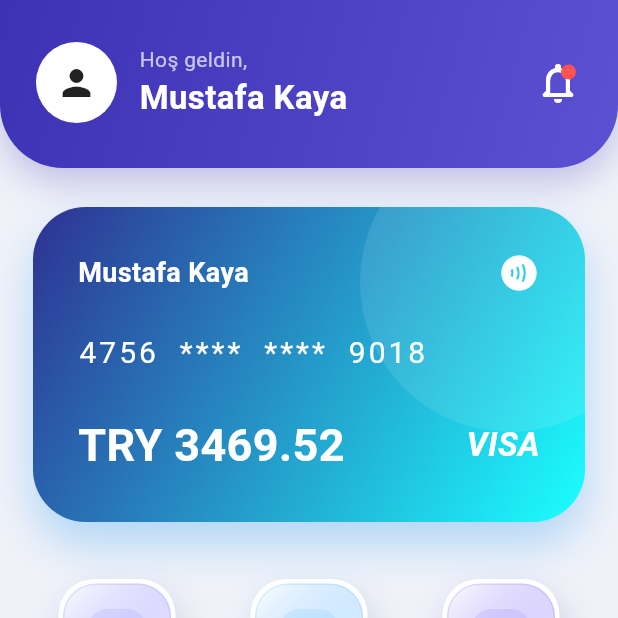
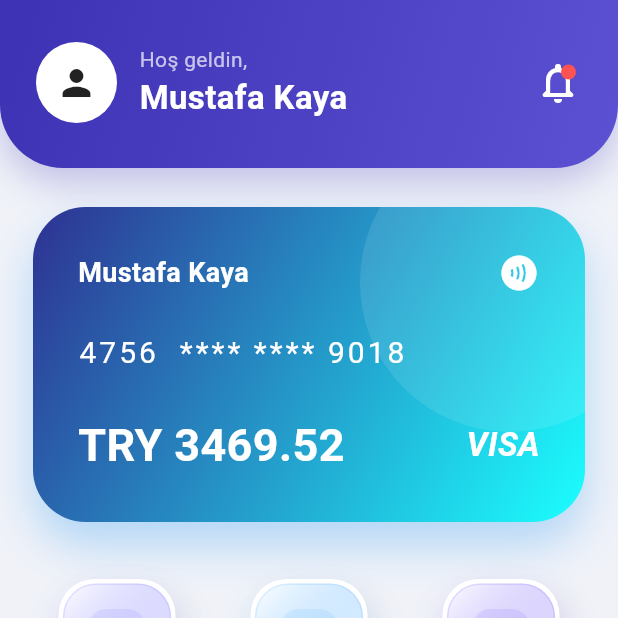
Before and after one commit to hashuskucuk/payment, a Flutter app: the DashboardScreen screen opened directly, on a phone screen of 412 x 824 dp, the top half of it. Run offline on Flutter 3.47's test engine with Material 3 defaults, Android fonts, the phone set to English and light mode, and no system bars; network calls fail.

```diff
--- a/lib/screens/dashboard_screen.dart
+++ b/lib/screens/dashboard_screen.dart
@@ -12,12 +12,14 @@ class DashboardScreen extends StatefulWidget {
 }
 
 class _DashboardScreenState extends State<DashboardScreen> {
+  // Uygulama genelinde tutarlılık olması için renkleri burada sabit tutuyorum.
   static const Color _primary = Color(0xFF3D31B4);
   static const Color _bg = Color(0xFFF0F2F8);
 
-  int _selectedTab = 0;
-  double _balance = 3469.52;
+  int _selectedTab = 0; // Alt menüdeki geçişleri kontrol etmek için index tutuyorum.
+  double _balance = 3469.52; // Simülasyon amaçlı başlangıç bakiyesi.
 
+  // Ödeme ekranına giderken verileri buradan yolluyorum.
   void _openPayment() {
     Navigator.push(
       context,
@@ -28,6 +30,7 @@ class _DashboardScreenState extends State<DashboardScreen> {
           initialCardNumber: '4756 1234 5678 9018',
           initialExpiry: '12/30',
           onPaymentSuccess: (amount) {
+            // Ödeme başarılı dönerse bakiyeyi anlık güncelliyoruz.
             setState(() => _balance += amount);
           },
         ),
@@ -35,13 +38,17 @@ class _DashboardScreenState extends State<DashboardScreen> {
     );
   }
 
+  // Para çekme işlemi için asenkron bir yapı kurdum, çünkü kullanıcıdan veri gelmesini bekliyoruz.
   Future<void> _openWithdraw() async {
     final amount = await Navigator.push<double>(
       context,
       MaterialPageRoute(builder: (_) => const _WithdrawScreen()),
     );
+
+    // Kullanıcı vazgeçip geri dönerse veya tutar girmezse işlem yapma.
     if (!mounted || amount == null) return;
 
+    // Bakiyeden fazla çekim yapılmasını engellemek için basit bir kontrol.
     if (amount > _balance) {
       ScaffoldMessenger.of(context).showSnackBar(const SnackBar(content: Text('Yetersiz bakiye.')));
       return;
@@ -53,6 +60,7 @@ class _DashboardScreenState extends State<DashboardScreen> {
     );
   }
 
+  // Henüz hazır olmayan özellikler için bilgilendirme penceresi açan genel bir fonksiyon.
   void _showFeature(String title, String message) {
     Navigator.push(
       context,
@@ -65,8 +73,10 @@ class _DashboardScreenState extends State<DashboardScreen> {
     return Scaffold(
       backgroundColor: _bg,
       body: SafeArea(
+        // Notch (çentik) ve alt bar ile çakışmaması için SafeArea kullandım.
         bottom: false,
         child: IndexedStack(
+          // Sekmeler arası geçişte sayfa durumunu (scroll pozisyonu vb.) korumak için IndexedStack tercih ettim.
           index: _selectedTab,
           children: [
             _buildHome(),
@@ -80,11 +90,13 @@ class _DashboardScreenState extends State<DashboardScreen> {
     );
   }
 
+  // --- ANA SAYFA GÖRÜNÜMÜ ---
   Widget _buildHome() {
     return SingleChildScrollView(
-      physics: const BouncingScrollPhysics(),
+      physics: const BouncingScrollPhysics(), // Kaydırma hissi daha akıcı olsun diye iOS tarzı efekt verdim.
       child: Column(
         children: [
+          // Üstteki mavi panel ve kullanıcı bilgileri.
           Container(
             width: double.infinity,
             padding: const EdgeInsets.fromLTRB(24, 28, 24, 30),
@@ -134,14 +146,15 @@ class _DashboardScreenState extends State<DashboardScreen> {
           const SizedBox(height: 26),
           Padding(
             padding: const EdgeInsets.symmetric(horizontal: 22),
-            child: _buildCard(),
+            child: _buildCard(), // Kredi kartı tasarımını temiz kod için ayrı metoda taşıdım.
           ),
           const SizedBox(height: 34),
+          // Uygulama aksiyon butonları.
           Padding(
             padding: const EdgeInsets.symmetric(horizontal: 22),
             child: GridView.count(
               shrinkWrap: true,
-              physics: const NeverScrollableScrollPhysics(),
+              physics: const NeverScrollableScrollPhysics(), // Column içinde olduğu için scroll'u kapattım.
               crossAxisCount: 3,
               mainAxisSpacing: 26,
               crossAxisSpacing: 16,
@@ -170,6 +183,7 @@ class _DashboardScreenState extends State<DashboardScreen> {
     );
   }
 
+  // --- BANKA KARTI TASARIMI ---
   Widget _buildCard() {
     return Container(
       height: 210,
@@ -181,6 +195,7 @@ class _DashboardScreenState extends State<DashboardScreen> {
           end: Alignment.bottomRight,
         ),
         boxShadow: [
+          // Kartın havada durma efektini bu shadow ile sağladım.
           BoxShadow(color: Colors.blue.withValues(alpha: 0.3), blurRadius: 25, offset: const Offset(0, 15)),
         ],
       ),
@@ -188,6 +203,7 @@ class _DashboardScreenState extends State<DashboardScreen> {
         borderRadius: BorderRadius.circular(35),
         child: Stack(
           children: [
+            // Kartın arka planındaki dekoratif daire detayı.
             Positioned(
               top: -50,
               right: -50,
@@ -206,10 +222,11 @@ class _DashboardScreenState extends State<DashboardScreen> {
                       Icon(Icons.contactless, color: Colors.white, size: 28),
                     ],
                   ),
-                  const Text('4756  ****  ****  9018', style: TextStyle(color: Colors.white, fontSize: 20, letterSpacing: 2)),
+                  const Text('4756  **** **** 9018', style: TextStyle(color: Colors.white, fontSize: 20, letterSpacing: 2)),
                   Row(
                     mainAxisAlignment: MainAxisAlignment.spaceBetween,
                     children: [
+                      // Dinamik bakiye buraya basılıyor.
                       Text('TRY ${_balance.toStringAsFixed(2)}', style: const TextStyle(color: Colors.white, fontSize: 30, fontWeight: FontWeight.bold)),
                       const Text('VISA', style: TextStyle(color: Colors.white, fontStyle: FontStyle.italic, fontWeight: FontWeight.bold, fontSize: 22)),
                     ],
@@ -223,6 +240,7 @@ class _DashboardScreenState extends State<DashboardScreen> {
     );
   }
 
+  // --- IZGARA BUTONLARI (ACTION) ---
   Widget _buildAction(IconData icon, String label, Color accent, VoidCallback onTap) {
     return InkWell(
       onTap: onTap,
@@ -235,6 +253,7 @@ class _DashboardScreenState extends State<DashboardScreen> {
             child: Stack(
               alignment: Alignment.center,
               children: [
+                // İkonun altındaki hafif renkli parlama efekti.
                 Container(
                   width: 70,
                   height: 70,
@@ -284,12 +303,14 @@ class _DashboardScreenState extends State<DashboardScreen> {
     );
   }
 
+  // --- İŞLEM GEÇMİŞİ LİSTESİ ---
   Widget _buildTransactions() {
     return ListView(
       padding: const EdgeInsets.fromLTRB(20, 20, 20, 110),
       children: const [
         Text('İşlem Geçmişi', style: TextStyle(fontSize: 22, fontWeight: FontWeight.bold)),
         SizedBox(height: 16),
+        // Tekrar kullanılabilir widget'ı burada çağırıyorum.
         TransactionItem(title: 'Market Alışverişi', date: '27 Feb 2026', amount: '- TRY 385.40', icon: Icons.shopping_bag_outlined, iconColor: Colors.redAccent),
         TransactionItem(title: 'Maaş Ödemesi', date: '26 Feb 2026', amount: '+ TRY 22,000.00', icon: Icons.account_balance_wallet_outlined, iconColor: Colors.green),
         TransactionItem(title: 'Elektrik Faturası', date: '24 Feb 2026', amount: '- TRY 640.00', icon: Icons.flash_on_outlined, iconColor: Colors.orange),
@@ -297,6 +318,7 @@ class _DashboardScreenState extends State<DashboardScreen> {
     );
   }
 
+  // --- BİLDİRİM SAYFASI ---
   Widget _buildMessages() {
     return ListView(
       padding: const EdgeInsets.fromLTRB(20, 20, 20, 110),
@@ -326,6 +348,7 @@ class _DashboardScreenState extends State<DashboardScreen> {
     );
   }
 
+  // --- AYARLAR SAYFASI ---
   Widget _buildSettings() {
     return ListView(
       padding: const EdgeInsets.fromLTRB(20, 20, 20, 110),
@@ -340,6 +363,7 @@ class _DashboardScreenState extends State<DashboardScreen> {
           height: 50,
           child: OutlinedButton.icon(
             onPressed: () {
+              // Çıkış yapınca geri dönmeyi engellemek için Navigator.pushAndRemoveUntil kullandım.
               Navigator.pushAndRemoveUntil(context, MaterialPageRoute(builder: (_) => const LoginScreen()), (route) => false);
             },
             icon: const Icon(Icons.logout, color: Colors.redAccent),
@@ -366,6 +390,7 @@ class _DashboardScreenState extends State<DashboardScreen> {
     );
   }
 
+  // --- ALT NAVİGASYON BAR ---
   Widget _buildBottomNav() {
     return Container(
       height: 90,
@@ -413,6 +438,7 @@ class _DashboardScreenState extends State<DashboardScreen> {
   }
 }
 
+// --- BİLDİRİM BALONU (BADGE) ---
 class _NotificationBadge extends StatelessWidget {
   const _NotificationBadge();
 
@@ -435,6 +461,7 @@ class _NotificationBadge extends StatelessWidget {
   }
 }
 
+// --- ÖZELLİK DETAY EKRANI ---
 class _InfoScreen extends StatelessWidget {
   final String title;
   final String message;
@@ -458,6 +485,7 @@ class _InfoScreen extends StatelessWidget {
   }
 }
 
+// --- TRANSFER EKRANI ---
 class _TransferScreen extends StatefulWidget {
   const _TransferScreen();
 
@@ -471,6 +499,7 @@ class _TransferScreenState extends State<_TransferScreen> {
 
   @override
   void dispose() {
+    // Bellek sızıntısını önlemek için controller'ları dispose etmeyi unutmamak lazım.
     _nameController.dispose();
     _amountController.dispose();
     super.dispose();
@@ -499,6 +528,7 @@ class _TransferScreenState extends State<_TransferScreen> {
               width: double.infinity,
               child: ElevatedButton(
                 onPressed: () {
+                  // Basit bir boş kontrolü yapıp kullanıcıyı uyarıyorum.
                   if (_nameController.text.trim().isEmpty || _amountController.text.trim().isEmpty) {
                     ScaffoldMessenger.of(context).showSnackBar(const SnackBar(content: Text('Alıcı ve tutar zorunlu.')));
                     return;
@@ -516,6 +546,7 @@ class _TransferScreenState extends State<_TransferScreen> {
   }
 }
 
+// --- PARA ÇEKME EKRANI ---
 class _WithdrawScreen extends StatefulWidget {
   const _WithdrawScreen();
 
@@ -550,11 +581,13 @@ class _WithdrawScreenState extends State<_WithdrawScreen> {
               width: double.infinity,
               child: ElevatedButton(
                 onPressed: () {
+                  // Virgül ile girilen sayıları noktaya çevirip double'a parse ediyorum.
                   final amount = double.tryParse(_amountController.text.replaceAll(',', '.'));
                   if (amount == null || amount <= 0) {
                     ScaffoldMessenger.of(context).showSnackBar(const SnackBar(content: Text('Geçerli tutar girin.')));
                     return;
                   }
+                  // Girilen tutarı bir önceki ekrana geri gönderiyorum.
                   Navigator.pop(context, amount);
                 },
                 child: const Text('Onayla'),
@@ -567,6 +600,7 @@ class _WithdrawScreenState extends State<_WithdrawScreen> {
   }
 }
 
+// --- FATURA ÖDEME LİSTESİ ---
 class _BillsScreen extends StatelessWidget {
   const _BillsScreen();
 
@@ -602,6 +636,7 @@ class _BillsScreen extends StatelessWidget {
   }
 }
 
+// --- BİRİKİM HEDEFLERİ ---
 class _SavingsScreen extends StatelessWidget {
   const _SavingsScreen();
 
@@ -616,6 +651,7 @@ class _SavingsScreen extends StatelessWidget {
           children: [
             const Text('Hedef: Tatil Fonu', style: TextStyle(fontSize: 18, fontWeight: FontWeight.bold)),
             const SizedBox(height: 10),
+            // İlerlemeyi görselleştirmek için progress bar kullandım.
             ClipRRect(borderRadius: BorderRadius.circular(10), child: const LinearProgressIndicator(value: 0.62, minHeight: 10)),
             const SizedBox(height: 10),
             const Text('TRY 31,000 / TRY 50,000'),
```
